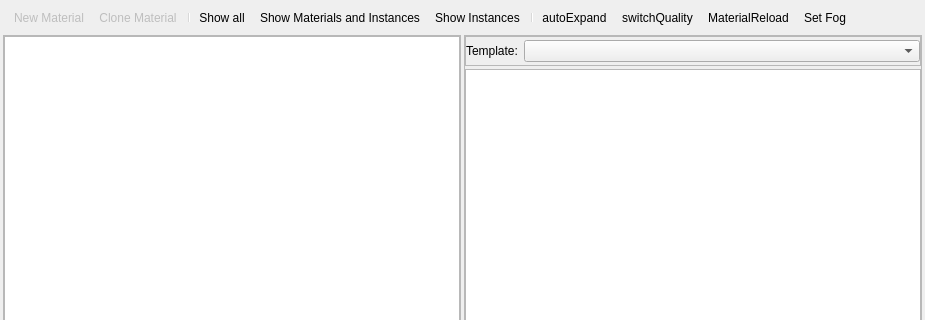
First picture: the form in Tools/ResourceEditor/DataQt/materialeditor.ui, repository xaoctech/dava.engine, before the edit; both pictures show x 0 to 925 and y 0 to 320 of the 925 by 638 pixel window.
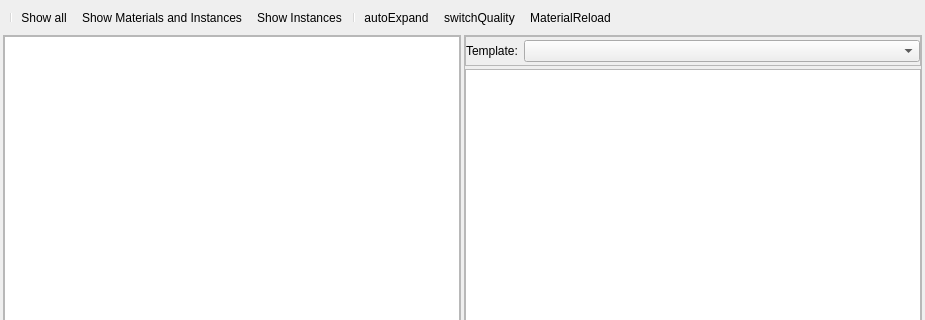
Second picture: the form after the edit. Icons and pictures are not drawn. Custom widgets are drawn as their Qt base class.

Patch:
```diff
--- a/Tools/ResourceEditor/DataQt/materialeditor.ui
+++ b/Tools/ResourceEditor/DataQt/materialeditor.ui
@@ -32,8 +32,6 @@
        <height>16</height>
       </size>
      </property>
-     <addaction name="actionNewMaterial"/>
-     <addaction name="actionCloneMaterial"/>
      <addaction name="separator"/>
      <addaction name="actionShowAll"/>
      <addaction name="actionMaterialsInstances"/>
@@ -42,7 +40,6 @@
      <addaction name="actionAutoExpand"/>
      <addaction name="actionSwitchQuality"/>
      <addaction name="actionMaterialReload"/>
-     <addaction name="actionSetFog"/>
     </widget>
    </item>
    <item>
@@ -154,30 +151,6 @@
     </widget>
    </item>
   </layout>
-  <action name="actionNewMaterial">
-   <property name="enabled">
-    <bool>false</bool>
-   </property>
-   <property name="icon">
-    <iconset resource="QtIcons.qrc">
-     <normaloff>:/QtIcons/sphere_add.png</normaloff>:/QtIcons/sphere_add.png</iconset>
-   </property>
-   <property name="text">
-    <string>New Material</string>
-   </property>
-  </action>
-  <action name="actionCloneMaterial">
-   <property name="enabled">
-    <bool>false</bool>
-   </property>
-   <property name="icon">
-    <iconset resource="QtIcons.qrc">
-     <normaloff>:/QtIcons/sphere-clone.png</normaloff>:/QtIcons/sphere-clone.png</iconset>
-   </property>
-   <property name="text">
-    <string>Clone Material</string>
-   </property>
-  </action>
   <action name="actionAutoExpand">
    <property name="checkable">
     <bool>true</bool>
@@ -203,11 +176,6 @@
     <string>MaterialReload</string>
    </property>
   </action>
-  <action name="actionSetFog">
-   <property name="text">
-    <string>Set Fog</string>
-   </property>
-  </action>
   <actiongroup name="filterType">
    <action name="actionShowAll">
     <property name="checkable">
```
